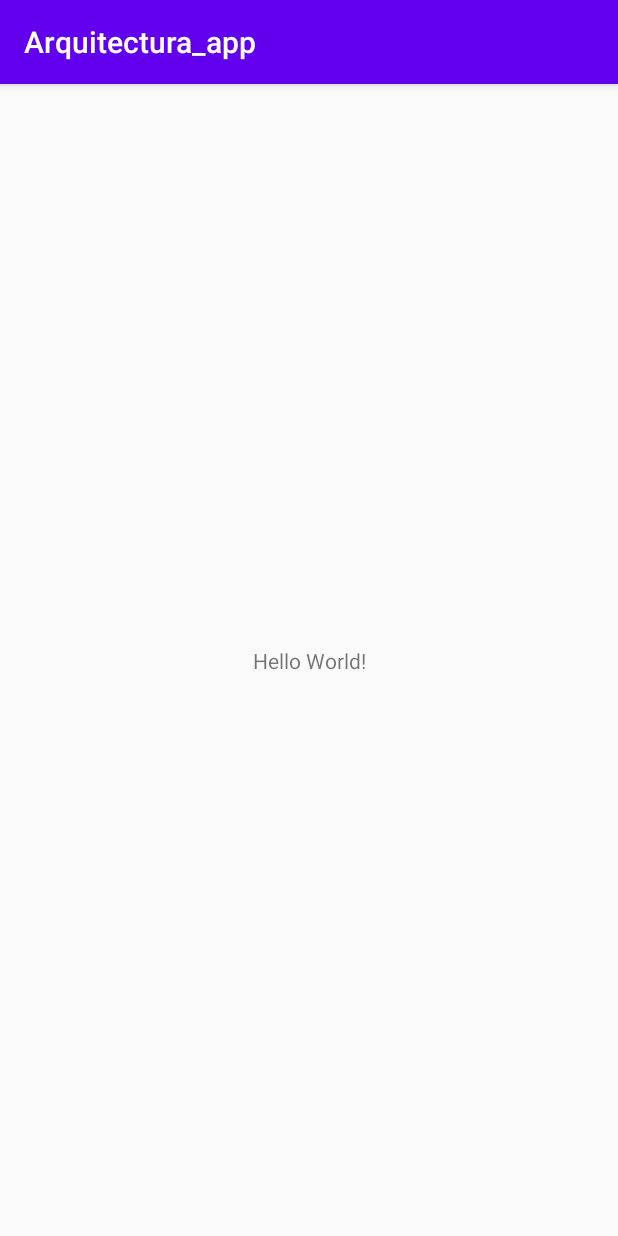
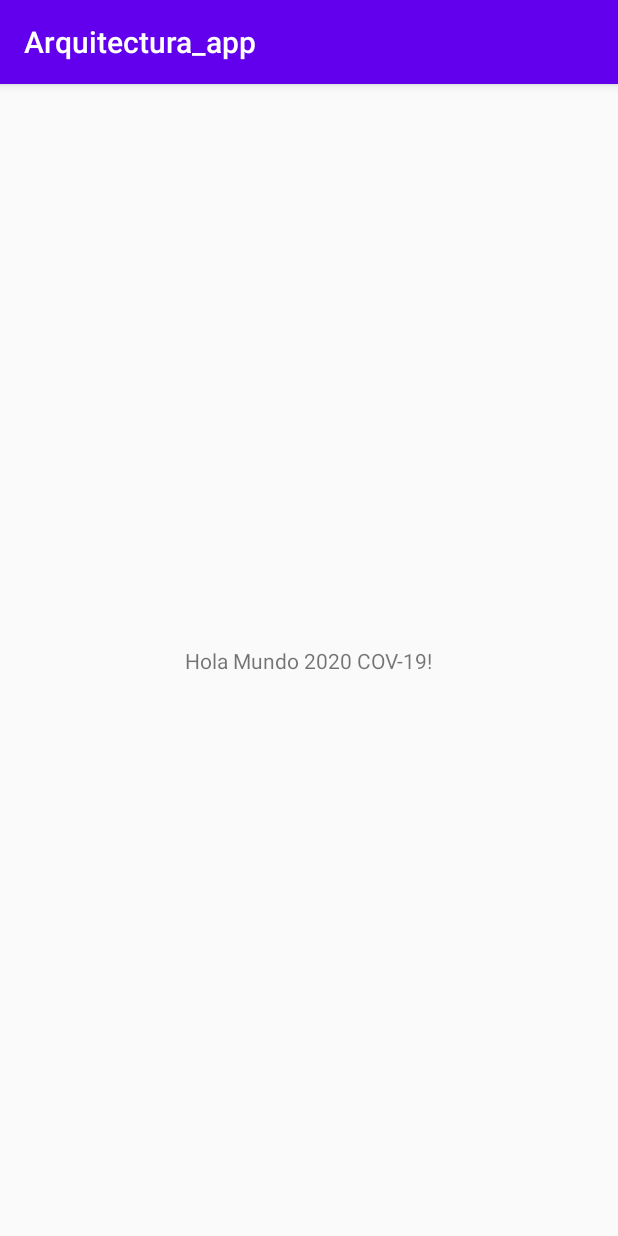
Before and after one commit to NeiberVC/Arquitectura_app, an Android app: the screen it shows after launch (MainActivity), on a phone screen of 412 x 824 dp. Run offline under Robolectric (Android 15) with nearby library versions, the phone set to English and light mode, and no system bars.

Commit message:
Hola Mundo en el fragment

```diff
--- a/app/src/main/res/layout/activity_main.xml
+++ b/app/src/main/res/layout/activity_main.xml
@@ -9,7 +9,7 @@
     <TextView
         android:layout_width="wrap_content"
         android:layout_height="wrap_content"
-        android:text="Hello World!"
+        android:text="Hola Mundo 2020 COV-19!"
         app:layout_constraintBottom_toBottomOf="parent"
         app:layout_constraintLeft_toLeftOf="parent"
         app:layout_constraintRight_toRightOf="parent"
```
